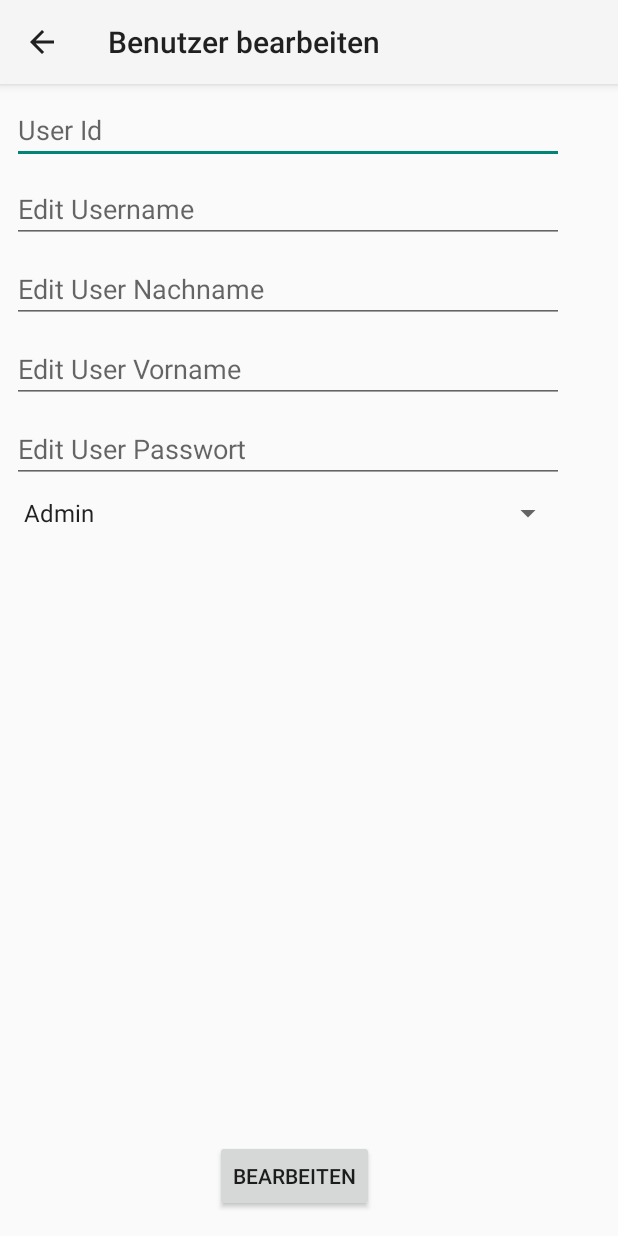
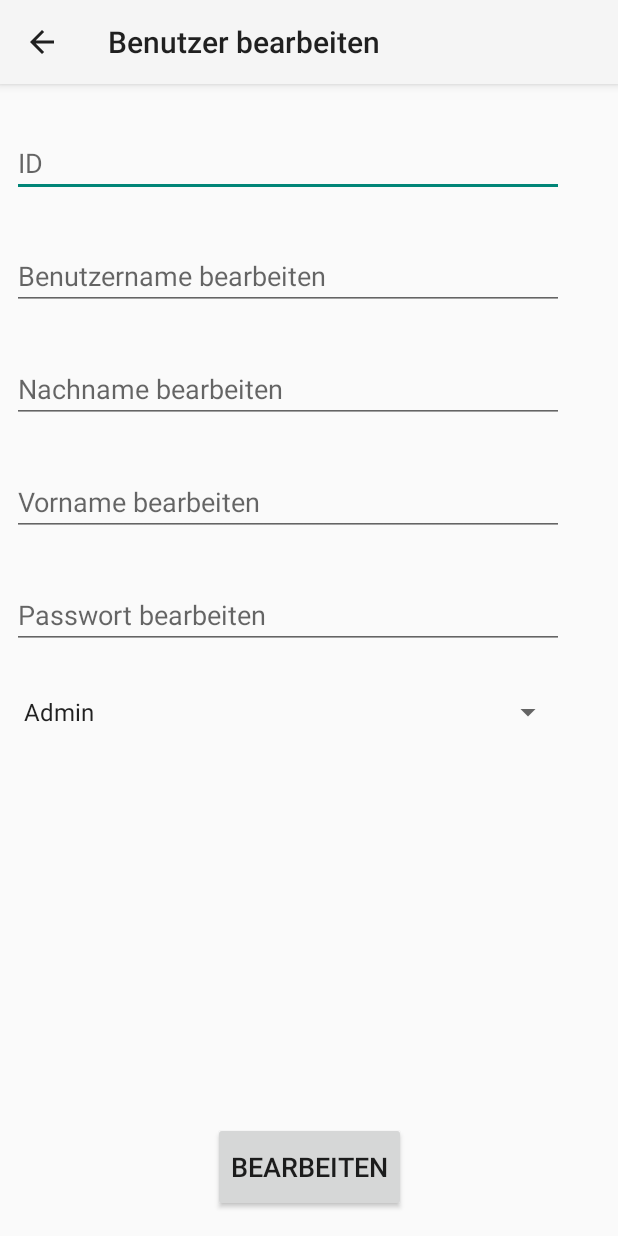
Before and after one commit to ftrauner/Ultiport, an Android app: the EditUserActivity screen opened directly, with no data from a screen before it, on a phone screen of 412 x 824 dp. Run offline under Robolectric (Android 15) with nearby library versions, the phone set to English and light mode, and no system bars.

Commit message:
GUI Erweiterung

```diff
--- a/app/src/main/res/layout/activity_edit_user.xml
+++ b/app/src/main/res/layout/activity_edit_user.xml
@@ -23,8 +23,8 @@
         android:layout_height="wrap_content"
         android:layout_marginStart="8dp"
         android:layout_marginLeft="8dp"
-        android:layout_marginTop="8dp"
-        android:hint="User Id"
+        android:layout_marginTop="30dp"
+        android:hint="ID"
         android:inputType="text"
         app:layout_constraintStart_toStartOf="parent"
         app:layout_constraintTop_toBottomOf="@+id/edit_user_toolbar"
@@ -36,8 +36,8 @@
         android:layout_height="wrap_content"
         android:layout_marginStart="8dp"
         android:layout_marginLeft="8dp"
-        android:layout_marginTop="7dp"
-        android:hint="Edit Username"
+        android:layout_marginTop="30dp"
+        android:hint="Benutzername bearbeiten"
         android:inputType="text"
         app:layout_constraintStart_toStartOf="parent"
         app:layout_constraintTop_toBottomOf="@+id/edit_benutzer_id"
@@ -49,8 +49,8 @@
         android:layout_height="wrap_content"
         android:layout_marginStart="8dp"
         android:layout_marginLeft="8dp"
-        android:layout_marginTop="8dp"
-        android:hint="Edit User Nachname"
+        android:layout_marginTop="30dp"
+        android:hint="Nachname bearbeiten"
         android:inputType="text"
         app:layout_constraintStart_toStartOf="parent"
         app:layout_constraintTop_toBottomOf="@+id/edit_benutzername"
@@ -62,8 +62,8 @@
         android:layout_height="wrap_content"
         android:layout_marginStart="8dp"
         android:layout_marginLeft="8dp"
-        android:layout_marginTop="8dp"
-        android:hint="Edit User Vorname"
+        android:layout_marginTop="30dp"
+        android:hint="Vorname bearbeiten"
         android:inputType="text"
         app:layout_constraintStart_toStartOf="parent"
         app:layout_constraintTop_toBottomOf="@+id/edit_benutzer_nachname"
@@ -75,8 +75,8 @@
         android:layout_height="wrap_content"
         android:layout_marginStart="8dp"
         android:layout_marginLeft="8dp"
-        android:layout_marginTop="8dp"
-        android:hint="Edit User Passwort"
+        android:layout_marginTop="30dp"
+        android:hint="Passwort bearbeiten"
         android:inputType="text"
         app:layout_constraintStart_toStartOf="parent"
         app:layout_constraintTop_toBottomOf="@+id/edit_benutzer_vorname"
@@ -88,21 +88,20 @@
         android:layout_height="wrap_content"
         android:layout_marginStart="8dp"
         android:layout_marginLeft="8dp"
-        android:layout_marginTop="8dp"
+        android:layout_marginTop="30dp"
         app:layout_constraintStart_toStartOf="parent"
         app:layout_constraintTop_toBottomOf="@+id/edit_benutzer_passwort" />
 
     <Button
-        android:onClick="edit_edit"
         android:id="@+id/benutzer_button"
         android:layout_width="wrap_content"
-        android:layout_height="wrap_content"
-        android:layout_marginStart="143dp"
-        android:layout_marginLeft="143dp"
+        android:layout_height="60dp"
         android:layout_marginBottom="16dp"
+        android:onClick="edit_edit"
         android:text="Bearbeiten"
+        android:textSize="18sp"
         app:layout_constraintBottom_toBottomOf="parent"
+        app:layout_constraintEnd_toEndOf="parent"
         app:layout_constraintStart_toStartOf="parent" />
 
-
 </android.support.constraint.ConstraintLayout>
```
Also changed, not shown: app/src/main/res/layout/activity_add_user.xml (+14 -12 lines), app/src/main/res/layout/activity_login.xml (+9 -13 lines).
